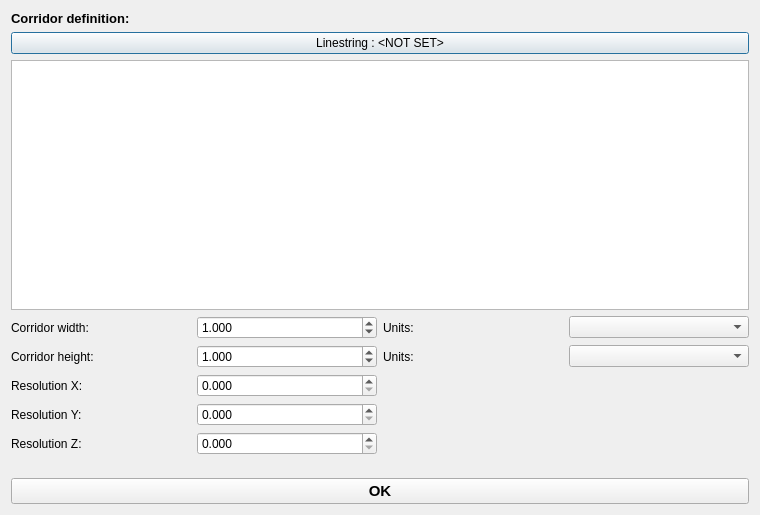
Old version of the form edr_plugin/gui/ui/query_corridor.ui in the repository MetOffice/qgis-plugin-edr.
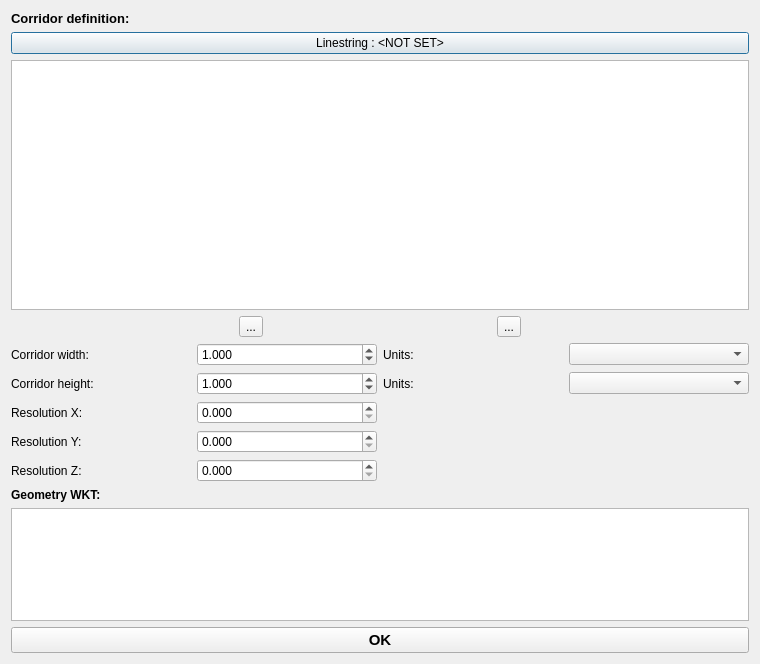
New version of the form. Custom widgets are drawn as their Qt base class.

The edit to the form file:
```diff
--- a/edr_plugin/gui/ui/query_corridor.ui
+++ b/edr_plugin/gui/ui/query_corridor.ui
@@ -10,7 +10,7 @@
     <x>0</x>
     <y>0</y>
     <width>760</width>
-    <height>515</height>
+    <height>664</height>
    </rect>
   </property>
   <property name="windowTitle">
@@ -54,6 +54,30 @@
      </property>
     </widget>
    </item>
+   <item>
+    <layout class="QGridLayout" name="gridLayout_2">
+     <item row="0" column="0">
+      <widget class="QToolButton" name="plus_toolbutton">
+       <property name="toolTip">
+        <string>Add new row below current</string>
+       </property>
+       <property name="text">
+        <string>...</string>
+       </property>
+      </widget>
+     </item>
+     <item row="0" column="1">
+      <widget class="QToolButton" name="minus_toolbutton">
+       <property name="toolTip">
+        <string>Remove current row</string>
+       </property>
+       <property name="text">
+        <string>...</string>
+       </property>
+      </widget>
+     </item>
+    </layout>
+   </item>
    <item>
     <layout class="QGridLayout" name="gridLayout">
      <item row="1" column="1">
@@ -202,6 +226,22 @@
      </item>
     </layout>
    </item>
+   <item>
+    <widget class="QLabel" name="label_9">
+     <property name="font">
+      <font>
+       <weight>75</weight>
+       <bold>true</bold>
+      </font>
+     </property>
+     <property name="text">
+      <string>Geometry WKT:</string>
+     </property>
+    </widget>
+   </item>
+   <item>
+    <widget class="QPlainTextEdit" name="wkt_plaintext"/>
+   </item>
    <item>
     <spacer name="verticalSpacer">
      <property name="orientation">
```
Left out of the diff: 176 changed lines with no effect on the pictures.
